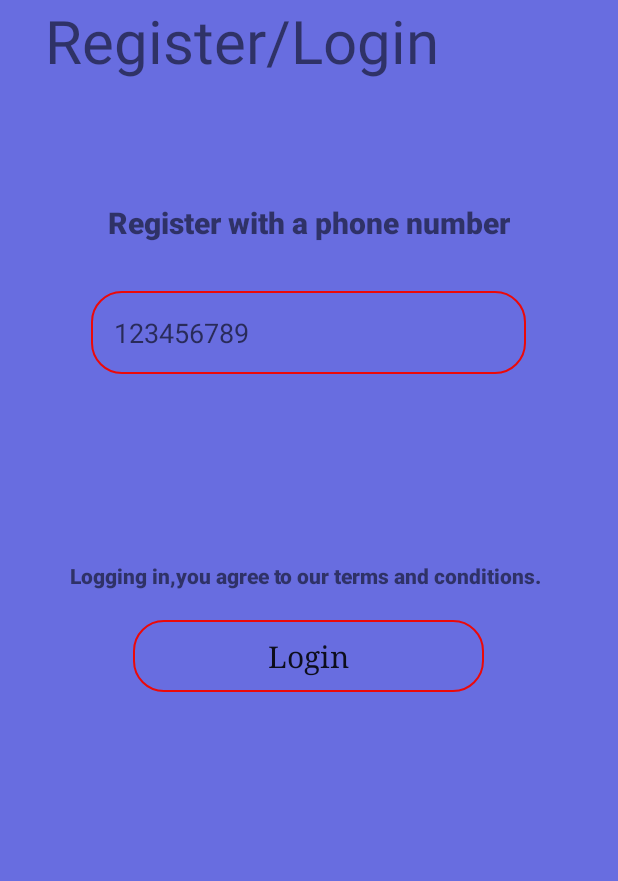
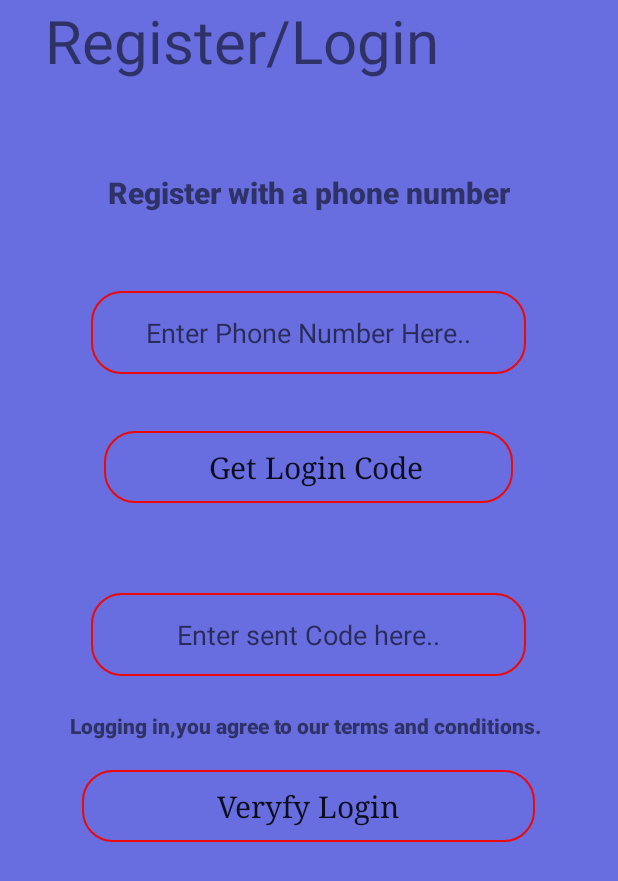
Before and after one commit to JustinMinozoy/MeetMe, an Android app: the phoneActivity screen opened directly, with no data from a screen before it, on a phone screen of 412 x 824 dp. Shown: the top 881 px of the screen. Run offline under Robolectric (Android 15) with nearby library versions, the phone set to English and light mode, and no system bars; our stand-ins replace Firebase (no records; nobody signed in at launch, a user with empty details on screens opened directly).

Commit message:
finish the Phone number auth in the phone activity bro

```diff
--- a/app/build.gradle
+++ b/app/build.gradle
@@ -23,6 +23,7 @@ dependencies {
     implementation 'com.android.support:appcompat-v7:28.0.0'
     implementation 'com.android.support.constraint:constraint-layout:2.0.0-beta1'
     implementation 'com.android.support:support-v4:28.0.0'
+    implementation 'gr.pantrif:easy-android-splash-screen:0.0.1'
     implementation 'com.android.support:design:28.0.0'
     implementation 'com.google.firebase:firebase-core:16.0.9'
     implementation 'com.squareup.picasso:picasso:2.71828'
--- a/app/src/main/java/com/minozoy/magasid/meetme/MainActivity.java
+++ b/app/src/main/java/com/minozoy/magasid/meetme/MainActivity.java
@@ -39,7 +39,7 @@ public class MainActivity extends AppCompatActivity {
         button.setOnClickListener(new View.OnClickListener() {
             @Override
             public void onClick(View v) {
-                startActivity(new Intent(MainActivity.this,profiles.class));
+                startActivity(new Intent(MainActivity.this,phoneActivity.class));
                 finish();
             }
         });
--- a/app/src/main/java/com/minozoy/magasid/meetme/phoneActivity.java
+++ b/app/src/main/java/com/minozoy/magasid/meetme/phoneActivity.java
@@ -1,6 +1,7 @@
 package com.minozoy.magasid.meetme;
 
 import android.content.Intent;
+import android.support.annotation.NonNull;
 import android.support.v7.app.ActionBar;
 import android.support.v7.app.AppCompatActivity;
 import android.os.Bundle;
@@ -9,35 +10,121 @@ import android.text.TextWatcher;
 import android.view.View;
 import android.widget.Button;
 import android.widget.EditText;
+import android.widget.Toast;
+
+import com.google.android.gms.tasks.OnCompleteListener;
+import com.google.android.gms.tasks.Task;
+import com.google.firebase.FirebaseException;
+import com.google.firebase.auth.AuthResult;
+import com.google.firebase.auth.FirebaseAuth;
+import com.google.firebase.auth.FirebaseAuthInvalidCredentialsException;
+import com.google.firebase.auth.PhoneAuthCredential;
+import com.google.firebase.auth.PhoneAuthProvider;
+
+import java.util.concurrent.Executor;
+import java.util.concurrent.TimeUnit;
 
 public class phoneActivity extends AppCompatActivity {
 
-    private Button button;
-    private EditText text;
+    private Button button,button1;
+    private EditText text1, textCode;
+    FirebaseAuth auth;
+    String codeSent;
 
     @Override
     protected void onCreate(Bundle savedInstanceState) {
         super.onCreate(savedInstanceState);
         setContentView(R.layout.activity_phone);
+        auth = FirebaseAuth.getInstance();
 
         button = (Button)findViewById(R.id.btn_Login);
-        text = (EditText)findViewById(R.id.phone);
+        button1 = findViewById(R.id.btn_very_key);
+        text1 = (EditText)findViewById(R.id.phone);
+        textCode = (EditText)findViewById(R.id.code);
 
-        ActionBar actionBar = getSupportActionBar();
-        actionBar.setDisplayShowHomeEnabled(true);
+        button1.setOnClickListener(new View.OnClickListener() {
+            @Override
+            public void onClick(View v) {
+                SIGNIN();
+            }
+        });
 
         button.setOnClickListener(new View.OnClickListener() {
+
             @Override
             public void onClick(View v) {
-                openOne();
+                VeryfyCode();
+
             }
         });
     }
 
-    private void openOne() {
+    private void SIGNIN(){
+        String phoneNumber = text1.getText().toString().trim();
 
-        startActivity(new Intent(phoneActivity.this,profiles.class));
-        finish();
+        if(phoneNumber.isEmpty()){
+            text1.setError("Phone Number is Required");
+            text1.requestFocus();
+            return;
+        }
+
+        if(phoneNumber.length() < 10){
+            text1.setError("Phone Number is Incorrect");
+            text1.requestFocus();
+            return;
+        }
+        PhoneAuthProvider.getInstance().verifyPhoneNumber(
+                phoneNumber,        // Phone number to verify
+                60,                 // Timeout duration
+                TimeUnit.SECONDS,   // Unit of timeout
+                this,               // Activity (for callback binding)
+                mCallbacks);        // OnVerificationStateChangedCallbacks
+    }
+
+    PhoneAuthProvider.OnVerificationStateChangedCallbacks mCallbacks = new PhoneAuthProvider.OnVerificationStateChangedCallbacks() {
+        @Override
+        public void onVerificationCompleted(PhoneAuthCredential phoneAuthCredential) {
+
+        }
+
+        @Override
+        public void onVerificationFailed(FirebaseException e) {
+
+        }
+
+        @Override
+        public void onCodeSent(String s, PhoneAuthProvider.ForceResendingToken forceResendingToken) {
+            super.onCodeSent(s, forceResendingToken);
+
+            codeSent = s;
+        }
+    };
+
+    private void VeryfyCode(){
+
+        String code = textCode.getText().toString().trim();
+        PhoneAuthCredential credential = PhoneAuthProvider.getCredential(codeSent, code);
+        signInWithPhoneAuthCredential(credential);
+    }
+
+    private void signInWithPhoneAuthCredential(PhoneAuthCredential credential) {
+        auth.signInWithCredential(credential)
+                .addOnCompleteListener((Executor) this, new OnCompleteListener<AuthResult>() {
+                    @Override
+                    public void onComplete(@NonNull Task<AuthResult> task) {
+                        if (task.isSuccessful()) {
+                            Intent intent = new Intent(phoneActivity.this,profiles.class);
+                            startActivity(intent);
+                            finish();
+
+                        } else {
+
+                            if (task.getException() instanceof FirebaseAuthInvalidCredentialsException) {
+                                // The verification code entered was invalid
+                            }
+                        }
+                    }
+                });
     }
 
     // handle on back pressed go to previous activity
--- a/app/src/main/java/com/minozoy/magasid/meetme/profiles.java
+++ b/app/src/main/java/com/minozoy/magasid/meetme/profiles.java
@@ -195,7 +195,7 @@ public class profiles extends AppCompatActivity  implements NavigationView.OnNav
                             @Override
                             public void onLongCickListener(View view, int position) {
 
-                                // this one is for saving Image to the Phone gallery
+                                // this one is for saving Image to Phone gallery
 
                             }
                         });
@@ -294,7 +294,7 @@ public class profiles extends AppCompatActivity  implements NavigationView.OnNav
 
         switch(item.getItemId()){
             case R.id.help:
-                Toast.makeText(this,"Help Button has been",Toast.LENGTH_SHORT).show();
+                Toast.makeText(this,"Help Button has been Touched",Toast.LENGTH_SHORT).show();
                 break;
 
         }
--- a/app/src/main/res/layout/activity_phone.xml
+++ b/app/src/main/res/layout/activity_phone.xml
@@ -23,7 +23,7 @@
             android:layout_width="match_parent"
             android:layout_height="wrap_content"
             android:layout_below="@+id/lay"
-            android:layout_marginTop="60dp"
+            android:layout_marginTop="40dp"
             android:background="@color/colorPrimary">
 
             <TextView
@@ -39,6 +39,7 @@
         </RelativeLayout>
 
         <RelativeLayout
+            android:id="@+id/layer"
             android:layout_width="match_parent"
             android:layout_height="wrap_content"
             android:layout_below="@+id/lay"
@@ -47,15 +48,50 @@
 
             <EditText
                 android:id="@+id/phone"
+                android:hint="Enter Phone Number Here.."
+                android:textAlignment="center"
                 android:layout_width="290dp"
                 android:layout_height="wrap_content"
                 android:layout_centerHorizontal="true"
                 android:background="@drawable/back"
-                android:hint="123456789"
+                android:digits="0123456789"
+                android:padding="15dp" />
+
+            <Button
+                android:id="@+id/btn_very_key"
+                android:layout_width="wrap_content"
+                android:layout_height="wrap_content"
+                android:layout_below="@+id/phone"
+                android:layout_marginTop="38dp"
+                android:background="@drawable/back"
+                android:fontFamily="serif"
+                android:paddingLeft="70dp"
+                android:layout_centerHorizontal="true"
+                android:paddingRight="60dp"
+                android:text="Get Login Code"
+                android:textAllCaps="false"
+                android:textSize="20dp" />
+        </RelativeLayout>
+
+        <RelativeLayout
+            android:layout_width="match_parent"
+            android:layout_height="wrap_content"
+            android:layout_below="@+id/layer"
+            android:layout_marginTop="10dp"
+            android:paddingTop="40dp">
+
+            <EditText
+                android:id="@+id/code"
+                android:layout_marginTop="10dp"
+                android:textAlignment="center"
+                android:layout_width="290dp"
+                android:hint="Enter sent Code here.."
+                android:layout_height="wrap_content"
+                android:layout_centerHorizontal="true"
+                android:background="@drawable/back"
+                android:digits="0123456789"
                 android:padding="15dp" />
         </RelativeLayout>
-
-
 
 
         <RelativeLayout
@@ -64,7 +100,7 @@
             android:layout_height="wrap_content"
             android:layout_centerHorizontal="true"
             android:layout_below="@+id/lay"
-            android:layout_marginTop="300dp"
+            android:layout_marginTop="400dp"
             android:padding="20dp">
 
             <TextView
@@ -82,7 +118,7 @@
                 android:layout_below="@+id/view"
                 android:layout_marginTop="20dp"
                 android:fontFamily="serif"
-                android:text="Login"
+                android:text="Veryfy Login"
                 android:paddingRight="90dp"
                 android:paddingLeft="90dp"
                 android:layout_centerHorizontal="true"
--- a/app/src/main/res/layout/dialogue.xml
+++ b/app/src/main/res/layout/dialogue.xml
@@ -9,6 +9,7 @@
             android:layout_width="wrap_content"
             android:layout_height="wrap_content"
             android:hint="CODE"
+            android:digits="0123456789"
             android:fontFamily="sans-serif-medium"
             android:inputType="number"
             android:layout_marginTop="20dp"
--- a/app/src/main/res/values/strings.xml
+++ b/app/src/main/res/values/strings.xml
@@ -6,18 +6,11 @@
     <string name="decription">
         "Call me " application is a dating application and so much more that concerns ladies.
         This application is for people aged 18 and above.
+    </string>
+    <string name="check">Tick to confirm that your above 18 years of age.</string>
+    <string name="one">Logging in,you agree to our terms and conditions.</string>
 
-    </string>
-    <string name="check">
-        Tick to confirm that your above 18 years of age.
-    </string>
-    <string name="one">
-        Logging in,you agree to our terms and conditions.
-    </string>
-
-    <string name="codemeso">
-        This Message may incur some charges.
-    </string>
+    <string name="codemeso">This Message may incur some charges.</string>
     <string name="title_activity_settings">SettingsActivity</string>
     <string name="nav_header_title">Android Studio</string>
     <string name="nav_header_subtitle">android.studio@android.com</string>
```
Also changed, not shown: app/src/main/AndroidManifest.xml (+4 -3 lines), app/src/main/java/com/minozoy/magasid/meetme/Dialogue.java (+45 -2 lines), app/src/main/java/com/minozoy/magasid/meetme/SplashActivity.java (added, +35 -0 lines), app/src/main/res/layout/nav_header_settings.xml (deleted, +0 -36 lines).
